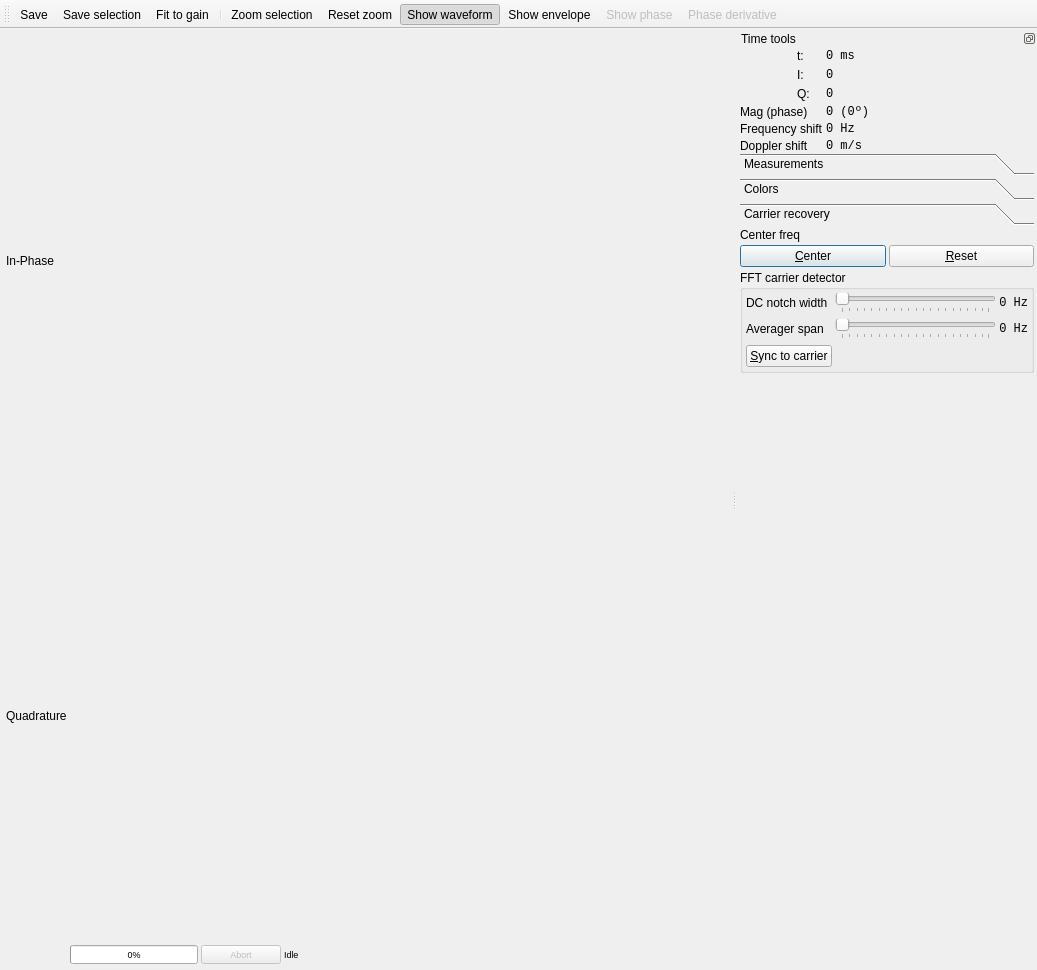
Old version of the form ui/TimeWindow.ui in the repository BatchDrake/SigDigger.
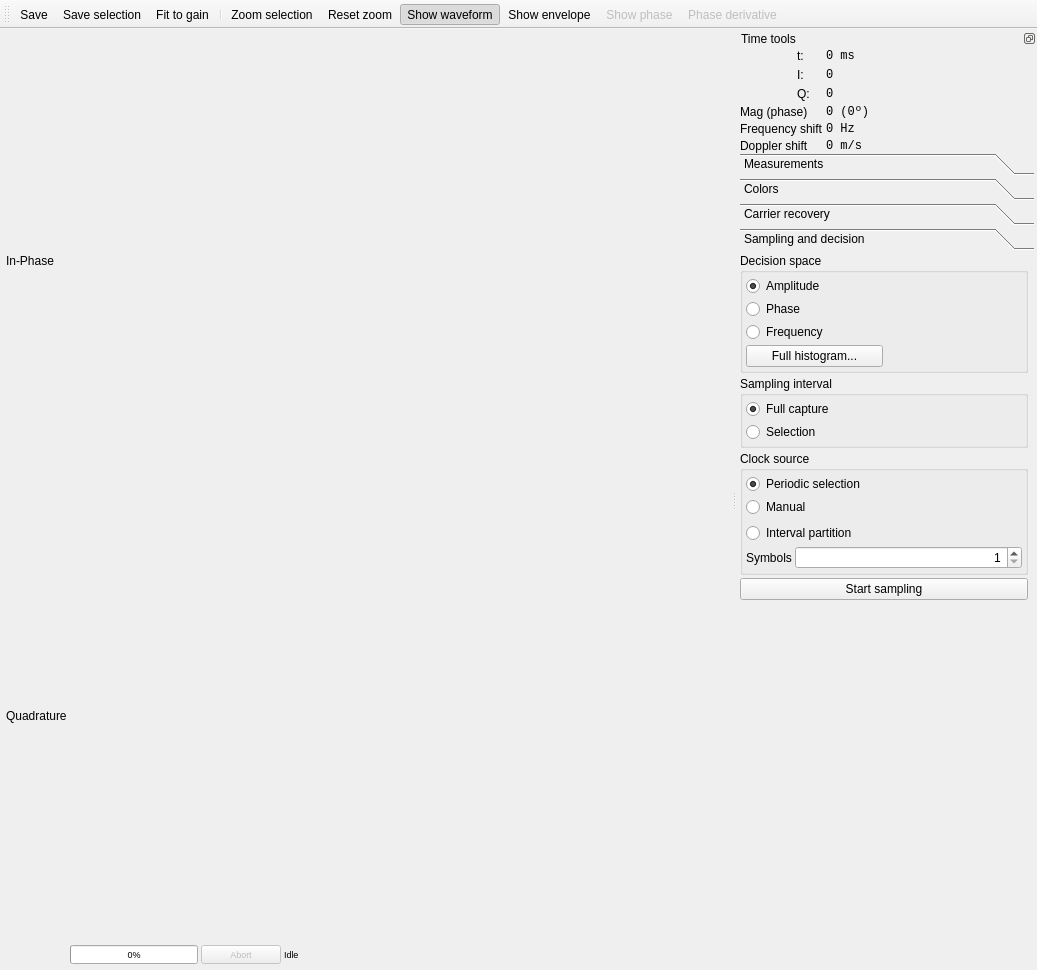
New version of the form. Icons and pictures are not drawn. Custom widgets are drawn as their Qt base class.

Commit message: Add UI for sampling feature

Diff of the .ui file:
```diff
--- a/ui/TimeWindow.ui
+++ b/ui/TimeWindow.ui
@@ -271,7 +271,7 @@
             </size>
            </property>
            <property name="currentIndex">
-            <number>2</number>
+            <number>3</number>
            </property>
            <property name="tabSpacing">
             <number>3</number>
@@ -918,7 +918,7 @@
               <x>0</x>
               <y>0</y>
               <width>294</width>
-              <height>726</height>
+              <height>700</height>
              </rect>
             </property>
             <attribute name="label">
@@ -1095,6 +1095,242 @@
              </item>
             </layout>
            </widget>
+           <widget class="QWidget" name="samplingPage">
+            <attribute name="label">
+             <string>Sampling and decision</string>
+            </attribute>
+            <layout class="QGridLayout" name="gridLayout_10">
+             <property name="leftMargin">
+              <number>0</number>
+             </property>
+             <property name="topMargin">
+              <number>0</number>
+             </property>
+             <property name="rightMargin">
+              <number>6</number>
+             </property>
+             <property name="bottomMargin">
+              <number>0</number>
+             </property>
+             <property name="spacing">
+              <number>3</number>
+             </property>
+             <item row="0" column="0">
+              <widget class="QGroupBox" name="groupBox_2">
+               <property name="title">
+                <string>Decision space</string>
+               </property>
+               <layout class="QGridLayout" name="gridLayout_9">
+                <property name="leftMargin">
+                 <number>3</number>
+                </property>
+                <property name="topMargin">
+                 <number>3</number>
+                </property>
+                <property name="rightMargin">
+                 <number>3</number>
+                </property>
+                <property name="bottomMargin">
+                 <number>3</number>
+                </property>
+                <property name="spacing">
+                 <number>3</number>
+                </property>
+                <item row="0" column="0" colspan="2">
+                 <widget class="QRadioButton" name="decAmplitudeButton">
+                  <property name="text">
+                   <string>Amplitude</string>
+                  </property>
+                  <property name="checked">
+                   <bool>true</bool>
+                  </property>
+                  <attribute name="buttonGroup">
+                   <string notr="true">buttonGroup</string>
+                  </attribute>
+                 </widget>
+                </item>
+                <item row="3" column="0">
+                 <widget class="QRadioButton" name="decFrequencyButton">
+                  <property name="text">
+                   <string>Frequency</string>
+                  </property>
+                  <attribute name="buttonGroup">
+                   <string notr="true">buttonGroup</string>
+                  </attribute>
+                 </widget>
+                </item>
+                <item row="2" column="0">
+                 <widget class="QRadioButton" name="decPhaseButton">
+                  <property name="text">
+                   <string>Phase</string>
+                  </property>
+                  <attribute name="buttonGroup">
+                   <string notr="true">buttonGroup</string>
+                  </attribute>
+                 </widget>
+                </item>
+                <item row="4" column="0">
+                 <widget class="QPushButton" name="showHistogramButton">
+                  <property name="text">
+                   <string>Full histogram...</string>
+                  </property>
+                 </widget>
+                </item>
+               </layout>
+              </widget>
+             </item>
+             <item row="18" column="0">
+              <spacer name="verticalSpacer_4">
+               <property name="orientation">
+                <enum>Qt::Vertical</enum>
+               </property>
+               <property name="sizeHint" stdset="0">
+                <size>
+                 <width>20</width>
+                 <height>40</height>
+                </size>
+               </property>
+              </spacer>
+             </item>
+             <item row="1" column="0">
+              <widget class="QGroupBox" name="groupBox_3">
+               <property name="title">
+                <string>Sampling interval</string>
+               </property>
+               <layout class="QGridLayout" name="gridLayout_11">
+                <property name="leftMargin">
+                 <number>3</number>
+                </property>
+                <property name="topMargin">
+                 <number>3</number>
+                </property>
+                <property name="rightMargin">
+                 <number>3</number>
+                </property>
+                <property name="bottomMargin">
+                 <number>3</number>
+                </property>
+                <property name="spacing">
+                 <number>3</number>
+                </property>
+                <item row="0" column="0">
+                 <widget class="QRadioButton" name="intFullButton">
+                  <property name="text">
+                   <string>Full capture</string>
+                  </property>
+                  <property name="checked">
+                   <bool>true</bool>
+                  </property>
+                  <attribute name="buttonGroup">
+                   <string notr="true">buttonGroup_2</string>
+                  </attribute>
+                 </widget>
+                </item>
+                <item row="1" column="0">
+                 <widget class="QRadioButton" name="intSelectionButton">
+                  <property name="text">
+                   <string>Selection</string>
+                  </property>
+                  <attribute name="buttonGroup">
+                   <string notr="true">buttonGroup_2</string>
+                  </attribute>
+                 </widget>
+                </item>
+               </layout>
+              </widget>
+             </item>
+             <item row="2" column="0">
+              <widget class="QGroupBox" name="groupBox_4">
+               <property name="title">
+                <string>Clock source</string>
+               </property>
+               <layout class="QGridLayout" name="gridLayout_12">
+                <property name="leftMargin">
+                 <number>3</number>
+                </property>
+                <property name="topMargin">
+                 <number>3</number>
+                </property>
+                <property name="rightMargin">
+                 <number>3</number>
+                </property>
+                <property name="bottomMargin">
+                 <number>3</number>
+                </property>
+                <property name="spacing">
+                 <number>3</number>
+                </property>
+                <item row="4" column="0">
+                 <widget class="QLabel" name="label_28">
+                  <property name="text">
+                   <string>Symbols</string>
+                  </property>
+                 </widget>
+                </item>
+                <item row="4" column="1">
+                 <widget class="QSpinBox" name="numSymSpin">
+                  <property name="sizePolicy">
+                   <sizepolicy hsizetype="Expanding" vsizetype="Fixed">
+                    <horstretch>0</horstretch>
+                    <verstretch>0</verstretch>
+                   </sizepolicy>
+                  </property>
+                  <property name="alignment">
+                   <set>Qt::AlignRight|Qt::AlignTrailing|Qt::AlignVCenter</set>
+                  </property>
+                  <property name="minimum">
+                   <number>1</number>
+                  </property>
+                 </widget>
+                </item>
+                <item row="3" column="0" colspan="2">
+                 <widget class="QRadioButton" name="clkPartitionButton">
+                  <property name="text">
+                   <string>Interval partition</string>
+                  </property>
+                  <attribute name="buttonGroup">
+                   <string notr="true">buttonGroup_3</string>
+                  </attribute>
+                 </widget>
+                </item>
+                <item row="2" column="0" colspan="2">
+                 <widget class="FrequencySpinBox" name="baudSpin"/>
+                </item>
+                <item row="1" column="0" colspan="2">
+                 <widget class="QRadioButton" name="clkManualButton">
+                  <property name="text">
+                   <string>Manual</string>
+                  </property>
+                  <attribute name="buttonGroup">
+                   <string notr="true">buttonGroup_3</string>
+                  </attribute>
+                 </widget>
+                </item>
+                <item row="0" column="0" colspan="2">
+                 <widget class="QRadioButton" name="clkSelectionButton">
+                  <property name="text">
+                   <string>Periodic selection</string>
+                  </property>
+                  <property name="checked">
+                   <bool>true</bool>
+                  </property>
+                  <attribute name="buttonGroup">
+                   <string notr="true">buttonGroup_3</string>
+                  </attribute>
+                 </widget>
+                </item>
+               </layout>
+              </widget>
+             </item>
+             <item row="11" column="0">
+              <widget class="QPushButton" name="startSamplinButton">
+               <property name="text">
+                <string>Start sampling</string>
+               </property>
+              </widget>
+             </item>
+            </layout>
+           </widget>
           </widget>
          </item>
          <item row="0" column="0">
```
Left out of the diff: 9 changed lines with no effect on the pictures. The commit also changes 9 other files.
